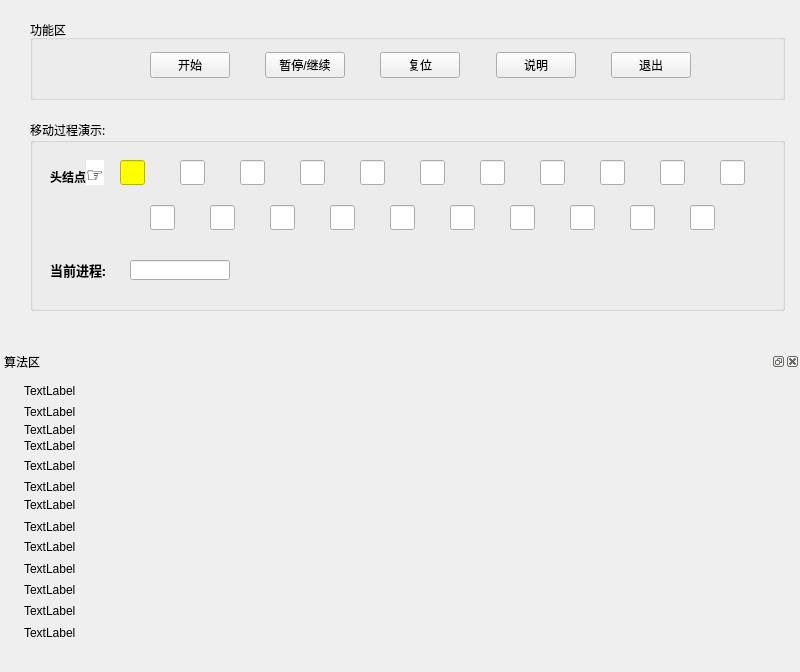
Above: linkdelview.ui from Billxkk/- before the change. Below: the same form after it.
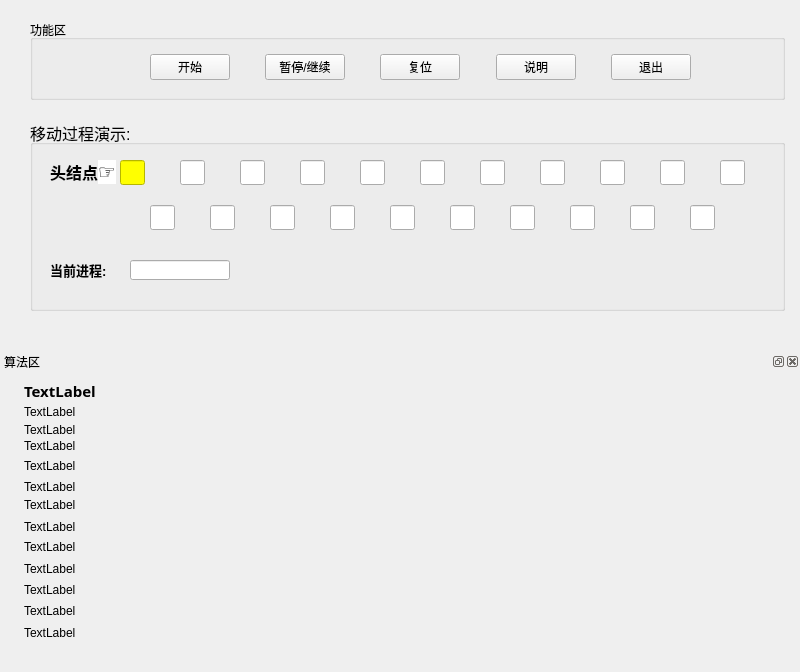
That is the form after the change.

The edit to the form file:
```diff
--- a/linkdelview.ui
+++ b/linkdelview.ui
@@ -23,6 +23,9 @@
       <height>80</height>
      </rect>
     </property>
+    <property name="styleSheet">
+     <string notr="true">font: 14pt &quot;微软雅黑&quot;;</string>
+    </property>
     <property name="title">
      <string>功能区</string>
     </property>
@@ -32,7 +35,7 @@
        <x>120</x>
        <y>30</y>
        <width>541</width>
-       <height>30</height>
+       <height>35</height>
       </rect>
      </property>
      <layout class="QHBoxLayout" name="horizontalLayout">
@@ -149,9 +152,9 @@
     </property>
     <property name="font">
      <font>
-      <family>Agency FB</family>
-      <pointsize>9</pointsize>
-      <weight>50</weight>
+      <family>Microsoft YaHei UI</family>
+      <pointsize>12</pointsize>
+      <weight>9</weight>
       <italic>false</italic>
       <bold>false</bold>
      </font>
@@ -857,6 +860,15 @@
        <height>21</height>
       </rect>
      </property>
+     <property name="font">
+      <font>
+       <family>宋体</family>
+       <pointsize>11</pointsize>
+       <weight>75</weight>
+       <italic>false</italic>
+       <bold>true</bold>
+      </font>
+     </property>
      <property name="styleSheet">
       <string notr="true">font: 11pt &quot;宋体&quot;;</string>
      </property>
```
Left out of the diff: 78 changed lines with no effect on the pictures.
